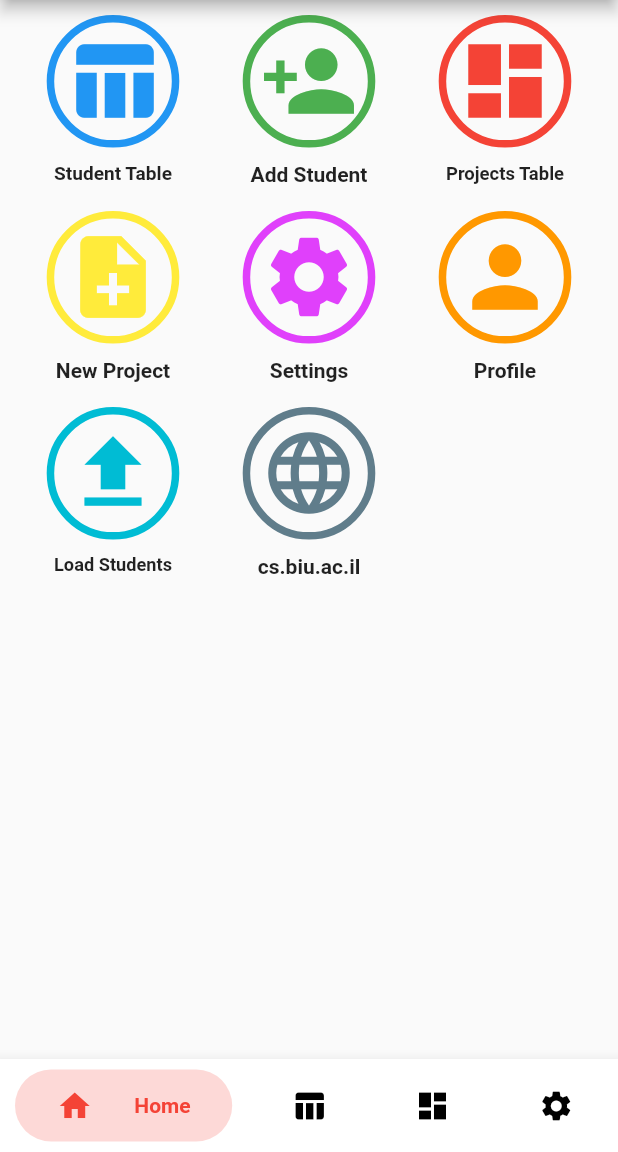
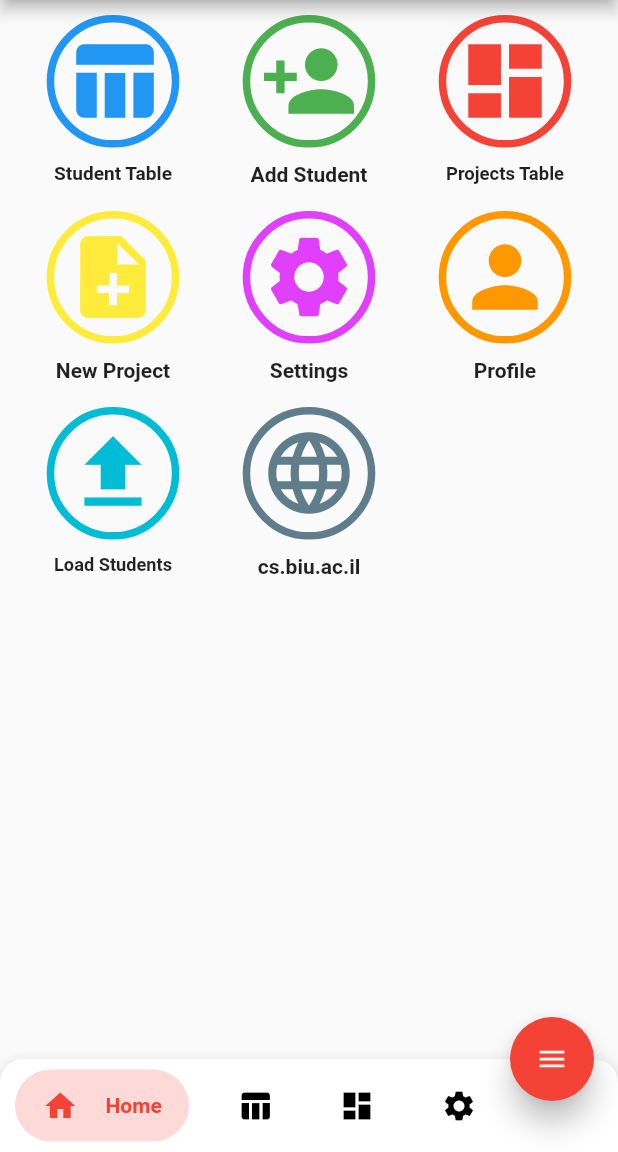
Before and after one commit to evyatar18/CSBIU-Project-Workshop, a Flutter app: the screen it shows after launch, on a phone screen of 412 x 824 dp, the part 84-1236 px from its top. Run offline on Flutter 3.47's test engine with Material 2 defaults, Android fonts, the phone set to English and light mode, and no system bars; drawn by our look-alikes of bubble_bottom_bar, flutter_speed_dial; our stand-ins replace cloud_firestore, csv, file_picker, firebase_storage, flutter_form_builder, flutter_spinkit and 3 more; missing offline and left inert: flamingo, flutter_email_sender, html_editor, json_table, mutex; accounts and stored records are empty; statements that could not run were skipped.

```diff
--- a/workshop_digitalization/lib/main.dart
+++ b/workshop_digitalization/lib/main.dart
@@ -9,6 +9,7 @@ import 'package:workshop_digitalization/menu/ui/home_page.dart';
 import 'package:workshop_digitalization/menu/ui/main_menu.dart';
 import 'package:workshop_digitalization/student_project/student/firebase_student.dart';
 import 'package:workshop_digitalization/student_project/student/ui/student_view.dart';
+
 
 import 'student_project/firebase_managers.dart';
 import 'student_project/student/dummy_student.dart';
--- a/workshop_digitalization/lib/menu/ui/home_page.dart
+++ b/workshop_digitalization/lib/menu/ui/home_page.dart
@@ -1,5 +1,6 @@
 import 'package:flutter/material.dart';
 import 'package:bubble_bottom_bar/bubble_bottom_bar.dart';
+import 'package:flutter_speed_dial/flutter_speed_dial.dart';
 import 'package:provider/provider.dart';
 import 'package:workshop_digitalization/menu/ui/main_menu.dart';
 import 'package:workshop_digitalization/student_project/firebase_managers.dart';
@@ -15,6 +16,7 @@ class MyHomePage extends StatefulWidget {
 
 class _MyHomePageState extends State<MyHomePage> {
   int _currentIndex;
+  bool _dialVisible = true;
 
   List<WidgetBuilder> _children = [
     (_) => MainMenu(),
@@ -37,11 +39,59 @@ class _MyHomePageState extends State<MyHomePage> {
 
   Widget _body(BuildContext context) {
     return Scaffold(
+      floatingActionButton: SpeedDial(
+
+          // both default to 16
+          marginRight: 18,
+
+          marginBottom: 20,
+          animatedIcon: AnimatedIcons.menu_close,
+          animatedIconTheme: IconThemeData(size: 22.0),
+          // this is ignored if animatedIcon is non null
+          //\ child: Icon(Icons.add),
+          visible: _dialVisible,
+          // If true user is forced to close dial manually
+          // by tapping main button and overlay is not rendered.
+          closeManually: false,
+          curve: Curves.bounceIn,
+          overlayColor: Colors.black,
+          overlayOpacity: 0.5,
+          onOpen: () => print('OPENING DIAL'),
+          onClose: () => print('DIAL CLOSED'),
+          backgroundColor: Colors.red,
+          foregroundColor: Colors.white,
+          elevation: 8.0,
+          shape: CircleBorder(),
+          children: [
+            SpeedDialChild(
+              child: Icon(Icons.accessibility),
+              backgroundColor: Colors.red,
+              label: 'First',
+              labelStyle: TextStyle(fontSize: 18.0),
+              onTap: () => print('FIRST CHILD')
+            ),
+            SpeedDialChild(
+              child: Icon(Icons.brush),
+              backgroundColor: Colors.blue,
+              label: 'Second',
+              labelStyle: TextStyle(fontSize: 18.0),
+              onTap: () => print('SECOND CHILD'),
+            ),
+            SpeedDialChild(
+              child: Icon(Icons.keyboard_voice),
+              backgroundColor: Colors.green,
+              label: 'Third',
+              labelStyle: TextStyle(fontSize: 18.0),
+              onTap: () => print('THIRD CHILD'),
+            ),
+          ],
+        ),
+
       body: _children[_currentIndex](context),
-      //floatingActionButtonLocation: FloatingActionButtonLocation.endDocked,
+      floatingActionButtonLocation: FloatingActionButtonLocation.endDocked,
       bottomNavigationBar: BubbleBottomBar(
-        hasNotch: true,
-        //fabLocation: BubbleBottomBarFabLocation.end,
+        hasNotch: false,
+        fabLocation: BubbleBottomBarFabLocation.end,
         opacity: .2,
         currentIndex: _currentIndex,
         onTap: changePage,
--- a/workshop_digitalization/pubspec.yaml
+++ b/workshop_digitalization/pubspec.yaml
@@ -71,6 +71,9 @@ dependencies:
 
   # https://pub.dev/packages/flutter_email_sender for sending emails
   flutter_email_sender: 3.0.1
+  flutter_speed_dial: ^1.2.5
+
+
 dev_dependencies:
   flutter_test:
     sdk: flutter
```
